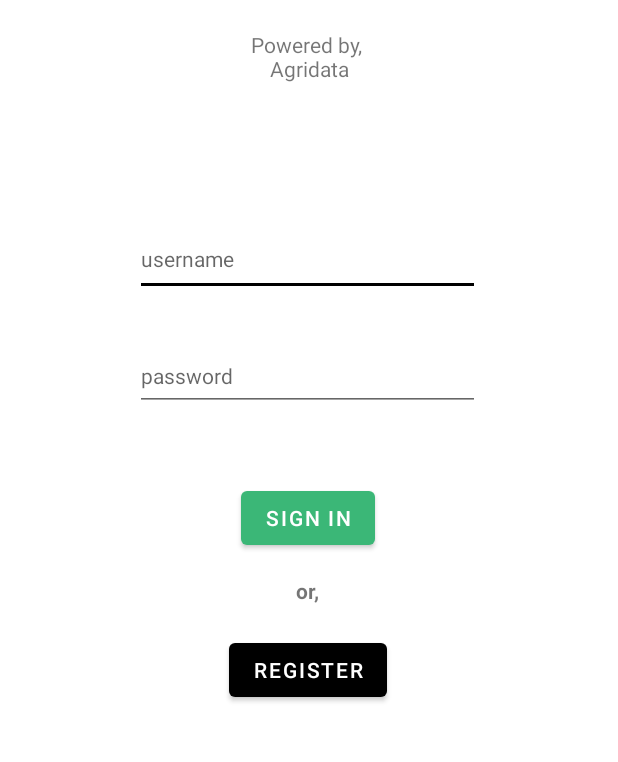
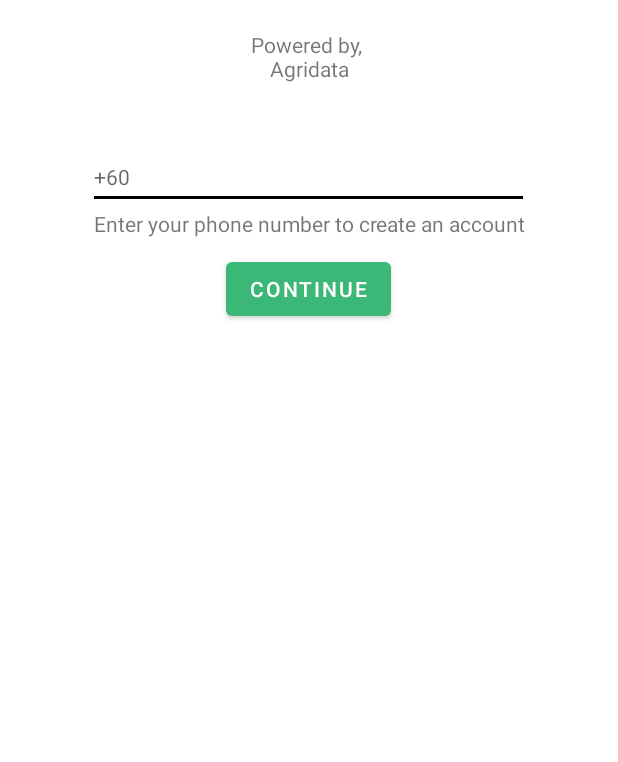
Before and after one commit to EddyUMS/StartAGB, an Android app: the MainActivity2 screen opened directly, with no data from a screen before it, on a phone screen of 412 x 824 dp, the part 410-1172 px from its top. Run offline under Robolectric (Android 15) with nearby library versions, the phone set to English and light mode, and no system bars; our stand-ins replace Firebase (no records; nobody signed in at launch, a user with empty details on screens opened directly).

Commit message:
2/11/2022 commit

```diff
--- a/app/build.gradle
+++ b/app/build.gradle
@@ -1,5 +1,6 @@
 plugins {
     id 'com.android.application'
+    id 'com.google.gms.google-services'
 }
 
 android {
@@ -39,6 +40,11 @@ dependencies {
     implementation 'androidx.annotation:annotation:1.5.0'
     implementation 'androidx.lifecycle:lifecycle-livedata-ktx:2.5.1'
     implementation 'androidx.lifecycle:lifecycle-viewmodel-ktx:2.5.1'
+    implementation platform('com.google.firebase:firebase-bom:31.0.2')
+    implementation 'com.google.firebase:firebase-analytics'
+    implementation 'com.google.firebase:firebase-auth:21.1.0'
+    implementation 'androidx.navigation:navigation-fragment:2.4.1'
+    implementation 'androidx.navigation:navigation-ui:2.4.1'
     testImplementation 'junit:junit:4.13.2'
     androidTestImplementation 'androidx.test.ext:junit:1.1.3'
     androidTestImplementation 'androidx.test.espresso:espresso-core:3.4.0'
--- a/app/src/main/AndroidManifest.xml
+++ b/app/src/main/AndroidManifest.xml
@@ -1,6 +1,8 @@
 <?xml version="1.0" encoding="utf-8"?>
 <manifest xmlns:android="http://schemas.android.com/apk/res/android"
     xmlns:tools="http://schemas.android.com/tools">
+
+    <uses-permission android:name="android.permission.INTERNET" />
 
     <application
         android:allowBackup="true"
@@ -11,6 +13,7 @@
         android:roundIcon="@mipmap/ic_launcher_round"
         android:supportsRtl="true"
         android:theme="@style/Theme.StartAGB"
+        android:usesCleartextTraffic="true"
         tools:targetApi="31">
         <activity
             android:name=".FarmerRegister"
--- a/app/src/main/res/layout/farmer_login_pg.xml
+++ b/app/src/main/res/layout/farmer_login_pg.xml
@@ -35,6 +35,8 @@
         app:layout_constraintTop_toTopOf="parent"
         app:layout_constraintVertical_bias="0.372" />
 
+
+    <!--
     <EditText
         android:id="@+id/farmer_username_field"
         android:layout_width="230dp"
@@ -65,20 +67,9 @@
         app:layout_constraintStart_toStartOf="parent"
         app:layout_constraintTop_toTopOf="parent"
         app:layout_constraintVertical_bias="0.644" />
+       -->
 
-    <Button
-        android:id="@+id/farmer_login_btn"
-        android:layout_width="wrap_content"
-        android:layout_height="wrap_content"
-        android:text="Sign in"
-        app:backgroundTint="#3BB777"
-        app:layout_constraintBottom_toBottomOf="parent"
-        app:layout_constraintEnd_toEndOf="parent"
-        app:layout_constraintHorizontal_bias="0.498"
-        app:layout_constraintStart_toStartOf="parent"
-        app:layout_constraintTop_toTopOf="parent"
-        app:layout_constraintVertical_bias="0.766" />
-
+    <!--
     <TextView
         android:layout_width="wrap_content"
         android:layout_height="wrap_content"
@@ -105,6 +96,8 @@
         app:layout_constraintStart_toStartOf="parent"
         app:layout_constraintTop_toTopOf="parent"
         app:layout_constraintVertical_bias="0.897" />
+    -->
+
 
     <ImageView
         android:id="@+id/backbtn_from_fal"
@@ -117,7 +110,97 @@
         app:layout_constraintHorizontal_bias="0.065"
         app:layout_constraintStart_toStartOf="parent"
         app:layout_constraintTop_toTopOf="parent"
-        app:layout_constraintVertical_bias="0.041" />v
+        app:layout_constraintVertical_bias="0.041" />
+
+    <LinearLayout
+        android:id ="@+id/PhoneNumColumn"
+        android:layout_width="match_parent"
+        android:layout_height="wrap_content"
+        android:orientation="vertical"
+        app:layout_constraintBottom_toBottomOf="parent"
+        app:layout_constraintTop_toTopOf="parent"
+        app:layout_constraintVertical_bias="0.526"
+        tools:layout_editor_absoluteX="0dp">
+
+        <EditText
+            android:id="@+id/farmer_phone_number_field"
+            android:layout_width="294dp"
+            android:layout_height="42dp"
+            android:layout_gravity="center_horizontal"
+            android:backgroundTint="#000000"
+            android:ems="10"
+            android:hint="+60"
+            android:inputType="textPersonName"
+            android:textSize="14sp" />
+
+        <TextView
+            android:layout_width="wrap_content"
+            android:layout_height="wrap_content"
+            android:layout_gravity="center_horizontal"
+            android:clickable="false"
+            android:fontFamily="sans-serif"
+            android:text="Enter your phone number to create an account"
+            android:textAlignment="center" />
+
+        <Button
+            android:id="@+id/farmer_num_continue"
+            android:layout_width="wrap_content"
+            android:layout_height="wrap_content"
+            android:layout_gravity="center_horizontal"
+            android:layout_marginTop="10dp"
+            android:text="Continue"
+            app:backgroundTint="#3BB777" />
+    </LinearLayout>
+
+    <LinearLayout
+        android:id="@+id/CodeVerColumn"
+        android:layout_width="match_parent"
+        android:layout_height="wrap_content"
+        android:orientation="vertical"
+        app:layout_constraintBottom_toBottomOf="parent"
+        app:layout_constraintTop_toTopOf="parent"
+        app:layout_constraintVertical_bias="0.813"
+        tools:layout_editor_absoluteX="0dp">
+
+        <EditText
+            android:id="@+id/code_verification_field"
+            android:layout_width="294dp"
+            android:layout_height="42dp"
+            android:layout_gravity="center_horizontal"
+            android:backgroundTint="#000000"
+            android:ems="10"
+            android:hint="xxxx"
+            android:inputType="textPersonName"
+            android:textSize="14sp" />
+
+        <TextView
+            android:layout_width="wrap_content"
+            android:layout_height="wrap_content"
+            android:layout_gravity="center_horizontal"
+            android:clickable="false"
+            android:fontFamily="sans-serif"
+            android:text="Please enter the verification number sent"
+            android:textAlignment="center" />
+        <Button
+            android:id="@+id/farmer_code_resend"
+            android:layout_width="wrap_content"
+            android:layout_height="wrap_content"
+            android:layout_gravity="center_horizontal"
+            android:layout_marginTop="10dp"
+            android:text="Resend code"
+            app:backgroundTint="#000000" />
+
+        <Button
+            android:id="@+id/farmer_code_submit"
+            android:layout_width="wrap_content"
+            android:layout_height="wrap_content"
+            android:layout_gravity="center_horizontal"
+            android:layout_marginTop="10dp"
+            android:text="Submit"
+            app:backgroundTint="#3BB777" />
+
+
+    </LinearLayout>
 
 
 </androidx.constraintlayout.widget.ConstraintLayout>
--- a/app/src/main/res/values-land/dimens.xml
+++ b/app/src/main/res/values-land/dimens.xml
@@ -1,3 +1,4 @@
 <resources>
     <dimen name="activity_horizontal_margin">48dp</dimen>
+    <dimen name="fab_margin">48dp</dimen>
 </resources>
--- a/app/src/main/res/values-w1240dp/dimens.xml
+++ b/app/src/main/res/values-w1240dp/dimens.xml
@@ -1,3 +1,4 @@
 <resources>
     <dimen name="activity_horizontal_margin">200dp</dimen>
+    <dimen name="fab_margin">200dp</dimen>
 </resources>
--- a/app/src/main/res/values-w600dp/dimens.xml
+++ b/app/src/main/res/values-w600dp/dimens.xml
@@ -1,3 +1,4 @@
 <resources>
     <dimen name="activity_horizontal_margin">48dp</dimen>
+    <dimen name="fab_margin">48dp</dimen>
 </resources>
--- a/app/src/main/res/values/dimens.xml
+++ b/app/src/main/res/values/dimens.xml
@@ -2,4 +2,5 @@
     <!-- Default screen margins, per the Android Design guidelines. -->
     <dimen name="activity_horizontal_margin">16dp</dimen>
     <dimen name="activity_vertical_margin">16dp</dimen>
+    <dimen name="fab_margin">16dp</dimen>
 </resources>
```
Also changed, not shown: app/src/main/java/com/startagb/startagb/MainActivity2.java (+184 -1 lines), app/src/main/res/layout/agent_login_pg.xml (+34 -3 lines), app/src/main/res/navigation/nav_graph.xml (added, +28 -0 lines), app/src/main/res/values/strings.xml (+9 -0 lines), app/src/main/res/values/themes.xml (+9 -0 lines), build.gradle (+37 -0 lines), settings.gradle (+1 -7 lines), 2 other files.
